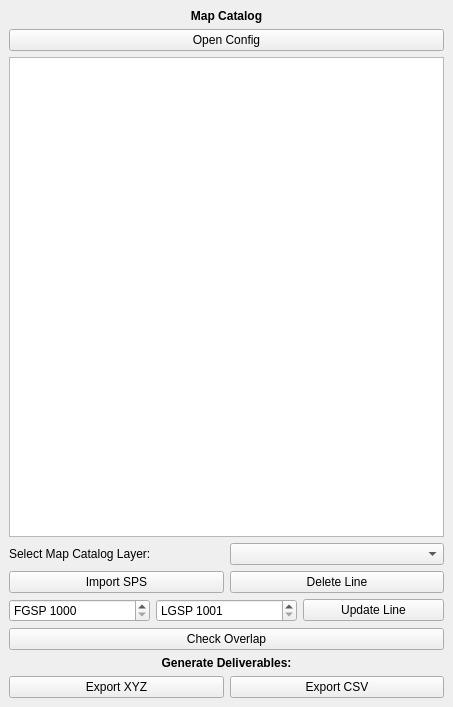
aldien03/obn_planner, file MapCatalog_dockwidget_base.ui: the form before one commit.
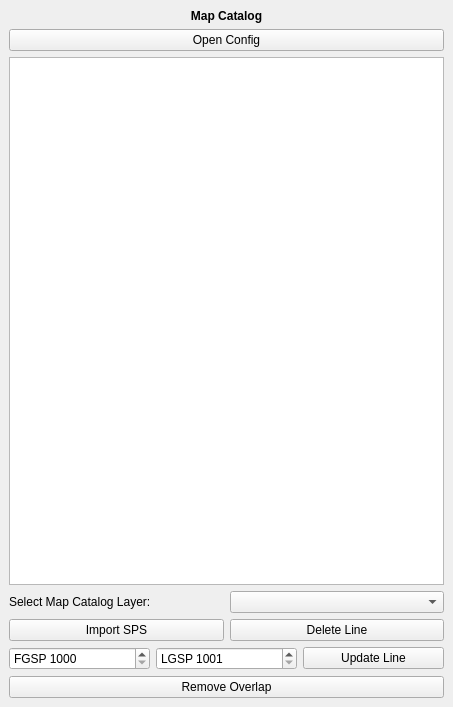
The form after the commit.

The edit to the form file:
```diff
--- a/MapCatalog_dockwidget_base.ui
+++ b/MapCatalog_dockwidget_base.ui
@@ -117,44 +117,10 @@
     <item>
      <widget class="QPushButton" name="checkOverlappushButton">
       <property name="text">
-       <string>Check Overlap</string>
+       <string>Remove Overlap</string>
       </property>
      </widget>
     </item>
-    <item>
-     <widget class="QLabel" name="label_3">
-      <property name="font">
-       <font>
-        <weight>75</weight>
-        <bold>true</bold>
-       </font>
-      </property>
-      <property name="text">
-       <string>Generate Deliverables:</string>
-      </property>
-      <property name="alignment">
-       <set>Qt::AlignCenter</set>
-      </property>
-     </widget>
-    </item>
-    <item>
-     <layout class="QHBoxLayout" name="horizontalLayout_4">
-      <item>
-       <widget class="QPushButton" name="xyzpushButton">
-        <property name="text">
-         <string>Export XYZ</string>
-        </property>
-       </widget>
-      </item>
-      <item>
-       <widget class="QPushButton" name="csvpushButton">
-        <property name="text">
-         <string>Export CSV</string>
-        </property>
-       </widget>
-      </item>
-     </layout>
-    </item>
    </layout>
   </widget>
  </widget>
```
